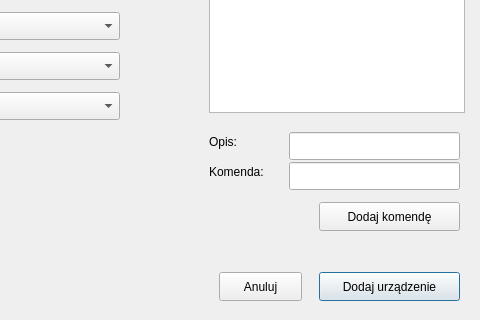
The window that settings/add_divice_form.ui (mar8us/SerialPortConnectorRadwag) describes before a commit, drawn with Qt 5; both pictures show x 181 to 661 and y 88 to 408 of the 661 by 408 pixel window.
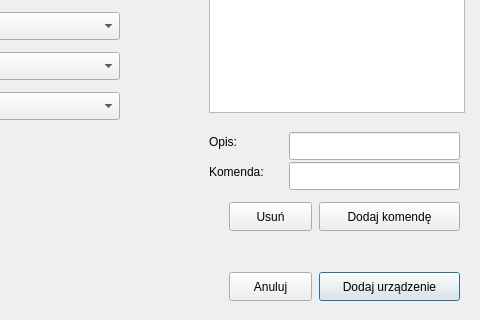
The same window after the commit.

Commit message: Add/Edit device form - implementation of adding and removing device commands from device commands tabletable

```diff
--- a/settings/add_divice_form.ui
+++ b/settings/add_divice_form.ui
@@ -29,7 +29,7 @@
   <widget class="QPushButton" name="cancelButton">
    <property name="geometry">
     <rect>
-     <x>400</x>
+     <x>410</x>
      <y>360</y>
      <width>83</width>
      <height>29</height>
@@ -259,6 +259,19 @@
     </rect>
    </property>
   </widget>
+  <widget class="QPushButton" name="removeCommandButton">
+   <property name="geometry">
+    <rect>
+     <x>410</x>
+     <y>290</y>
+     <width>83</width>
+     <height>29</height>
+    </rect>
+   </property>
+   <property name="text">
+    <string>Usuń</string>
+   </property>
+  </widget>
  </widget>
  <resources/>
  <connections/>
```
The commit also changes 2 other files.
